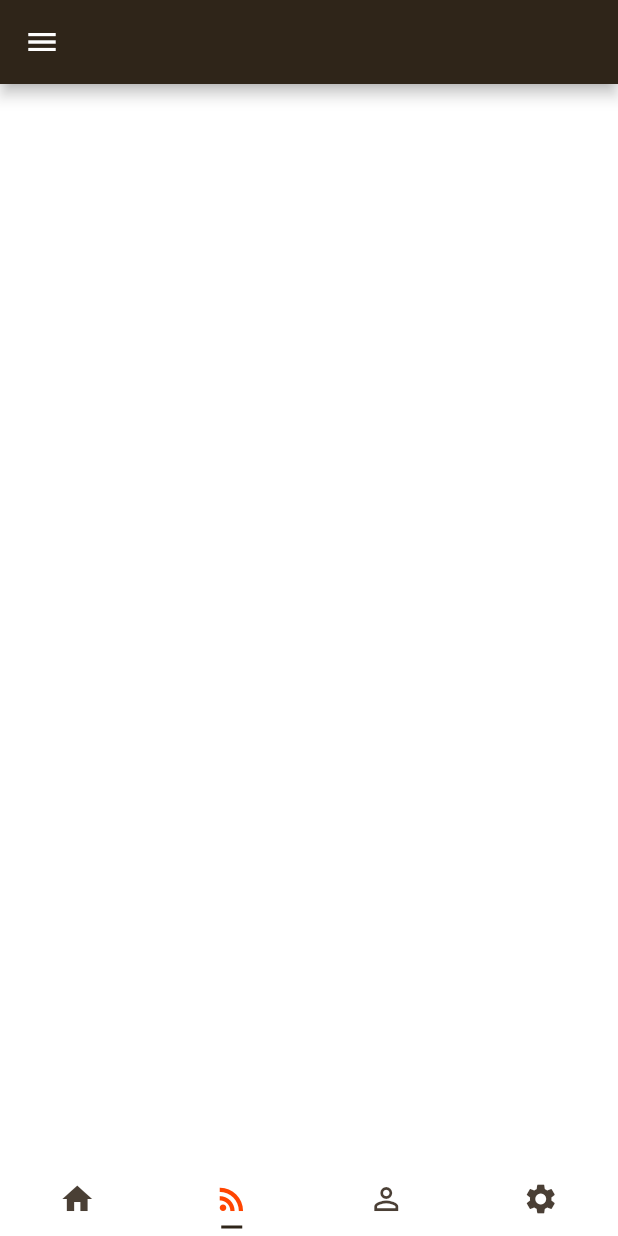
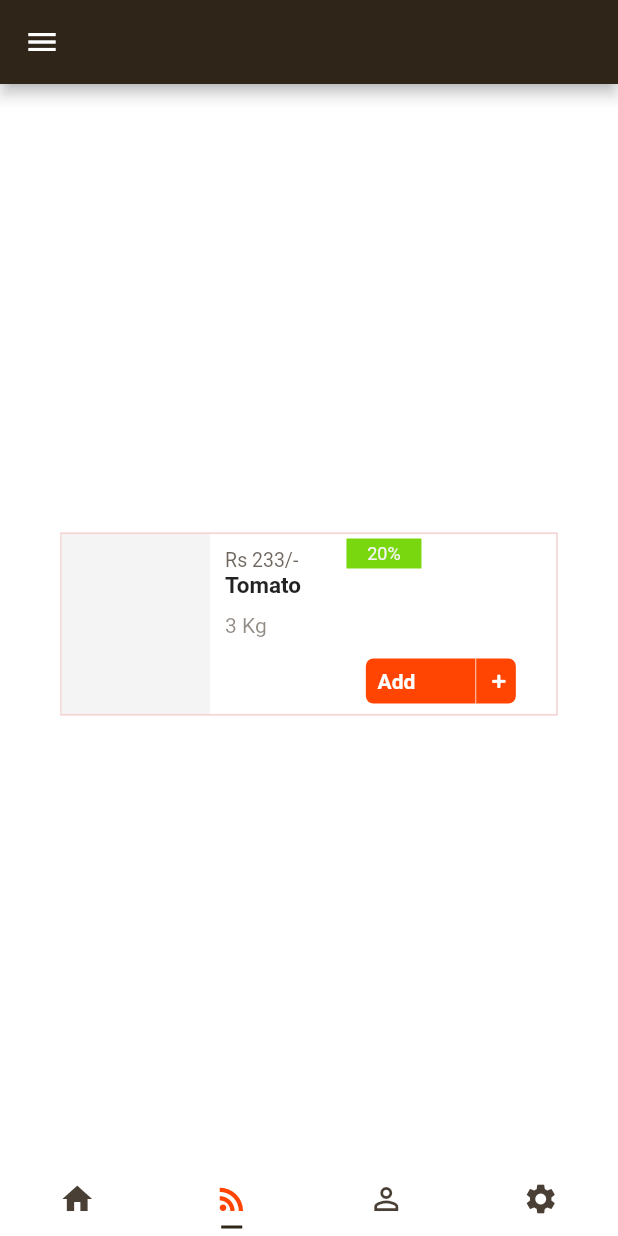
Before and after one commit to UnHired-Coder/SadarBazar-V1, a Flutter app: the Home screen opened directly, tab 2 chosen, on a phone screen of 412 x 824 dp. Run offline on Flutter 3.47's test engine with Material 2 defaults, Android fonts, the phone set to English and light mode, and no system bars; our stand-ins replace firebase_auth, fluttertoast, font_awesome_flutter; accounts and stored records are empty.

Commit message:
Shopping Item horizontal

```diff
--- a/lib/Home.dart
+++ b/lib/Home.dart
@@ -1,4 +1,5 @@
 import 'package:bazar/assets/colors/ThemeColors.dart';
+import 'package:bazar/ui/widgets/large/ShopItemHorizontal.dart';
 import 'package:bazar/ui/widgets/large/ShopItemVertical.dart';
 import 'package:firebase_auth/firebase_auth.dart';
 import 'package:flutter/cupertino.dart';
@@ -149,19 +150,22 @@ class _HomeState extends State<Home> {
           mainAxisAlignment: MainAxisAlignment.center,
           children: [
             ShopItemVertical(
-              width: 160,
+              width: width*0.35,
               height: 230,
-              code: [0, 1, 1, 1],
+              code: [1, 1, 1, 1],
             ),
             ShopItemVertical(
-              width: 160,
+              width: width*0.35,
               height: 230,
               code: [1, 1, 1, 1],
             ),
           ],
         ),
-        new Container(
-          color: White,
+        Row(
+          mainAxisAlignment: MainAxisAlignment.center,
+          children: [
+            ShopItemHorizontal(width: width*0.8, height: 120, code: [1, 1, 1, 1])
+          ],
         ),
         new Container(
           color: White,
--- /dev/null
+++ b/lib/ui/widgets/large/ShopItemHorizontal.dart
@@ -0,0 +1,189 @@
+import 'package:bazar/assets/colors/ThemeColors.dart';
+import 'package:flutter/material.dart';
+import 'package:font_awesome_flutter/font_awesome_flutter.dart';
+
+class ShopItemHorizontal extends StatefulWidget {
+  final double width;
+  final double height;
+  final String price;
+  final String name;
+  final String qty;
+  final String offer;
+  final List<int> code;
+
+  ShopItemHorizontal(
+      {this.width,
+      this.height,
+      this.price,
+      this.name,
+      this.qty,
+      this.offer,
+      this.code});
+
+  @override
+  _ShopItemHorizontalState createState() => _ShopItemHorizontalState();
+}
+
+class _ShopItemHorizontalState extends State<ShopItemHorizontal> {
+  List<int> code;
+
+  @override
+  void initState() {
+    code = widget.code;
+    super.initState();
+  }
+
+  @override
+  Widget build(BuildContext context) {
+    return Container(
+      color: Maroon.withOpacity(0.2),
+      padding: EdgeInsets.all(0.1),
+      child: Container(
+        width: widget.width,
+        height: widget.height,
+        color: White,
+        margin: EdgeInsets.all(1),
+        child: Row(
+          children: [
+            Visibility(
+              visible: (code[0] == 1) ? true : false,
+              child: Flexible(
+                child: Container(
+                  width: widget.width * 0.3,
+                  height: widget.height,
+                  color: FakeWhite,
+                ),
+                flex: 5,
+              ),
+            ),
+            Visibility(
+              visible: (code[1] == 1) ? true : false,
+              child: Flexible(
+                child: Container(
+                  color: White,
+                  child: Column(
+                    children: [
+                      Container(
+                          alignment: Alignment.centerLeft,
+                          margin: EdgeInsets.only(left: 10,top: 10),
+                          child: Text(
+                            "Rs 233/-",
+                            style: TextStyle(
+                                color: LightBlack.withOpacity(0.8), fontSize: 13),
+                          )),
+                      Container(
+                          margin: EdgeInsets.only(left: 10),
+                          alignment: Alignment.centerLeft,
+                          child: Text(
+                            "Tomato",
+                            style: TextStyle(
+                                fontWeight: FontWeight.bold, fontSize: 15),
+                          )),
+                      SizedBox(
+                        height: 10,
+                      ),
+                      Container(
+                          margin: EdgeInsets.only(left: 10),
+                          alignment: Alignment.centerLeft,
+                          child: Text(
+                            "3 Kg",
+                            style: TextStyle(
+                              color: LightBlack.withOpacity(0.6),
+                            ),
+                          )),
+                    ],
+                  ),
+                ),
+                flex: 4,
+              ),
+            ),
+            Flexible(
+              child: Container(
+                margin: EdgeInsets.all(3),
+                child: Column(
+                  mainAxisAlignment: MainAxisAlignment.spaceBetween,
+                  children: [
+                    Visibility(
+                      visible: (code[2] == 1) ? true : false,
+                      child: Container(
+                        alignment: Alignment.centerLeft,
+                        child: Container(
+                          alignment: Alignment.center,
+                          width: 50,
+                          height: 20,
+                          color: Green,
+                          padding: EdgeInsets.all(1),
+                          child: Text(
+                            "20%",
+                            style: TextStyle(fontSize: 12, color: FakeWhite),
+                          ),
+                        ),
+                      ),
+                    ),
+                    Visibility(
+                      visible: (code[3] == 1) ? true : false,
+                      child: Row(
+                        mainAxisAlignment: MainAxisAlignment.center,
+                        children: [
+                          Container(
+                            decoration: BoxDecoration(
+                                color: Orange,
+                                borderRadius: BorderRadius.circular(5)),
+                            alignment: Alignment.center,
+                            margin: EdgeInsets.all(4),
+                            height: 30,
+                            width: 100,
+                            child: Row(
+                              mainAxisAlignment: MainAxisAlignment.spaceAround,
+                              children: [
+                                InkWell(
+                                  onTap: () {
+                                    debugPrint("Add Item");
+                                  },
+                                  child: Container(
+                                    width: 40,
+                                    margin: EdgeInsets.only(left: 4),
+                                    child: Text(
+                                      "Add",
+                                      style: TextStyle(
+                                          color: White,
+                                          fontWeight: FontWeight.bold),
+                                    ),
+                                  ),
+                                ),
+                                SizedBox(
+                                  width: 10,
+                                ),
+                                Container(
+                                  width: 0.5,
+                                  color: White,
+                                ),
+                                InkWell(
+                                  onTap: () {
+                                    debugPrint("Add More");
+                                  },
+                                  child: Container(
+                                      width: 15,
+                                      child: Icon(
+                                        FontAwesomeIcons.plus,
+                                        size: 10,
+                                        color: White,
+                                      )),
+                                )
+                              ],
+                            ),
+                          )
+                        ],
+                      ),
+                    ),
+                  ],
+                ),
+              ),
+              flex: 6,
+            ),
+          ],
+        ),
+      ),
+    );
+  }
+}
```
